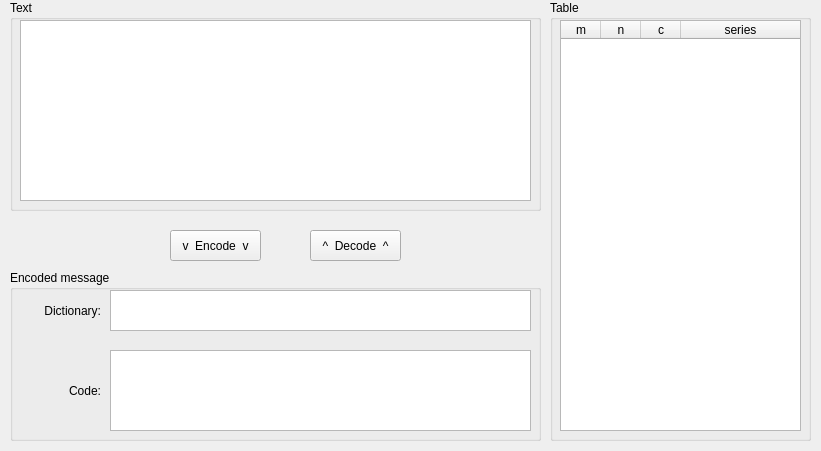
Above: gui_elements/MainWindow.ui from AnonymDavid/lzw before the change. Below: the same form after it.
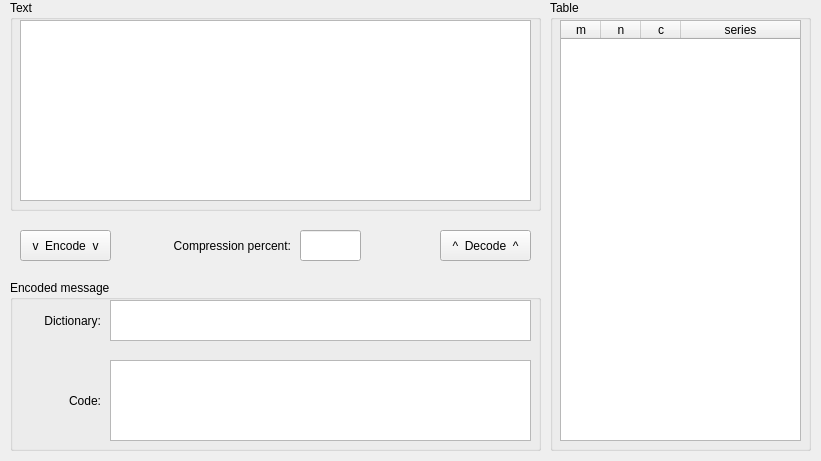
That is the form after the change.

Commit message: Compression ratio added

```diff
--- a/gui_elements/MainWindow.ui
+++ b/gui_elements/MainWindow.ui
@@ -7,7 +7,7 @@
     <x>0</x>
     <y>0</y>
     <width>821</width>
-    <height>451</height>
+    <height>461</height>
    </rect>
   </property>
   <property name="windowTitle">
@@ -46,7 +46,7 @@
     <property name="geometry">
      <rect>
       <x>10</x>
-      <y>270</y>
+      <y>280</y>
       <width>531</width>
       <height>171</height>
      </rect>
@@ -120,7 +120,7 @@
    <widget class="QPushButton" name="btnEncode">
     <property name="geometry">
      <rect>
-      <x>170</x>
+      <x>20</x>
       <y>230</y>
       <width>91</width>
       <height>31</height>
@@ -133,7 +133,7 @@
    <widget class="QPushButton" name="btnDecode">
     <property name="geometry">
      <rect>
-      <x>310</x>
+      <x>440</x>
       <y>230</y>
       <width>91</width>
       <height>31</height>
@@ -149,7 +149,7 @@
       <x>550</x>
       <y>0</y>
       <width>261</width>
-      <height>441</height>
+      <height>451</height>
      </rect>
     </property>
     <property name="title">
@@ -161,7 +161,7 @@
        <x>10</x>
        <y>20</y>
        <width>241</width>
-       <height>411</height>
+       <height>421</height>
       </rect>
      </property>
      <attribute name="horizontalHeaderMinimumSectionSize">
@@ -204,6 +204,43 @@
      </column>
     </widget>
    </widget>
+   <widget class="QLabel" name="lblCompression">
+    <property name="geometry">
+     <rect>
+      <x>140</x>
+      <y>230</y>
+      <width>151</width>
+      <height>31</height>
+     </rect>
+    </property>
+    <property name="text">
+     <string>Compression percent:</string>
+    </property>
+    <property name="alignment">
+     <set>Qt::AlignRight|Qt::AlignTrailing|Qt::AlignVCenter</set>
+    </property>
+   </widget>
+   <widget class="QLineEdit" name="txtCompression">
+    <property name="geometry">
+     <rect>
+      <x>300</x>
+      <y>230</y>
+      <width>61</width>
+      <height>31</height>
+     </rect>
+    </property>
+    <property name="font">
+     <font>
+      <pointsize>10</pointsize>
+     </font>
+    </property>
+    <property name="text">
+     <string/>
+    </property>
+    <property name="alignment">
+     <set>Qt::AlignCenter</set>
+    </property>
+   </widget>
   </widget>
  </widget>
  <resources/>
```
Left out of the diff: 15 changed lines with no effect on the pictures. The commit also changes 3 other files.
